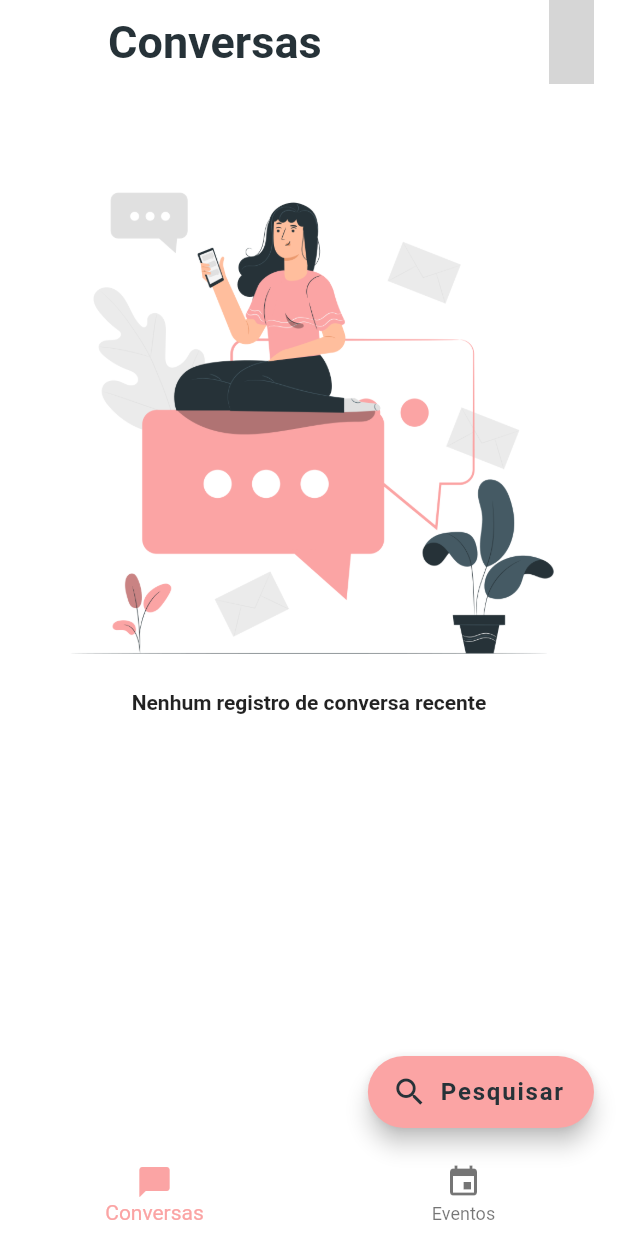
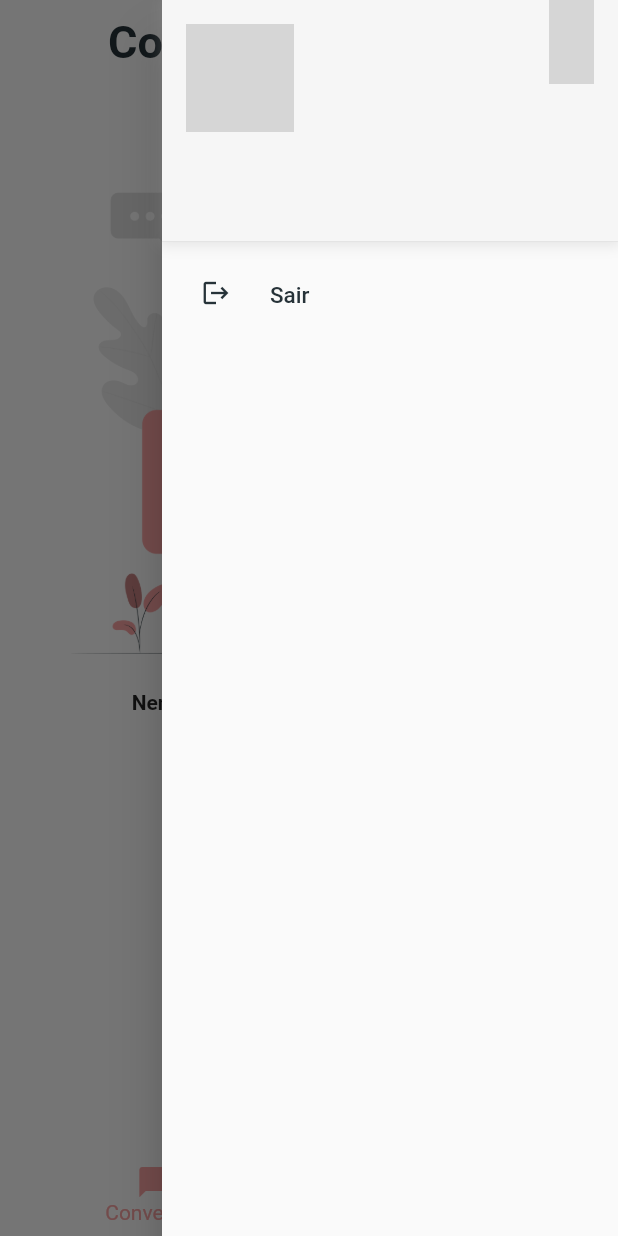
Before and after one commit to johnazedo/partytalk, a Flutter app: the HomeScreen screen opened by its route, with the side drawer open (before the commit the screen has no drawer), on a phone screen of 412 x 824 dp. Run offline on Flutter 3.47's test engine with Material 2 defaults, Android fonts, the phone set to English and light mode, and no system bars; our stand-ins replace cloud_firestore, firebase_auth, firebase_core, font_awesome_flutter, google_sign_in; accounts and stored records are empty; network calls fail; Roboto replaces fonts that are missing (Avenir); grey boxes are pictures that could not be loaded.

Commit message:
[#3] Cria menu com opção para deslogar do app

```diff
--- /dev/null
+++ b/lib/di/drawer_factory.dart
@@ -0,0 +1,15 @@
+import 'package:firebase_auth/firebase_auth.dart';
+import 'package:talk/data/repositories/auth_repo.dart';
+import 'package:talk/domain/usecases/firebase_auth.dart';
+import 'package:talk/domain/usecases/logout.dart';
+import 'package:talk/ui/components/drawer/drawer_viewmodel.dart';
+
+abstract class CustomDrawerViewModelFactory {
+  static CustomDrawerViewModel make() {
+    return CustomDrawerViewModel(
+      firebaseAuthUseCase:
+          FirebaseAuthUseCaseImpl(firebaseAuth: FirebaseAuth.instance),
+      logoutUseCase: LogoutUseCaseImpl(authRepository: AuthRepositoryImpl()),
+    );
+  }
+}
--- a/lib/main.dart
+++ b/lib/main.dart
@@ -2,6 +2,7 @@ import 'package:firebase_core/firebase_core.dart';
 import 'package:flutter/material.dart';
 import 'package:flutter/services.dart';
 import 'package:provider/provider.dart';
+import 'package:talk/di/drawer_factory.dart';
 import 'package:talk/ui/constants/colors.dart';
 import 'package:talk/ui/constants/strings.dart';
 import 'package:talk/di/events_factory.dart';
@@ -45,8 +46,9 @@ class MyApp extends StatelessWidget {
         ChangeNotifierProvider(create: (_) => EventsViewModelFactory.make()),
         ChangeNotifierProvider(create: (_) => MessageViewModelFactory.make()),
         ChangeNotifierProvider(create: (_) => MessageBottomBarViewModelFactory.make()),
-        ChangeNotifierProvider(create: (_) => EventParticipantsViewModelFactory.make())
-
+        ChangeNotifierProvider(create: (_) => EventParticipantsViewModelFactory.make()),
+        ChangeNotifierProvider(
+            create: (_) => CustomDrawerViewModelFactory.make()),
       ],
       child: MaterialApp(
           title: Strings.appName,
--- /dev/null
+++ b/lib/ui/components/drawer/drawer.dart
@@ -0,0 +1,71 @@
+import 'package:flutter/material.dart';
+import 'package:talk/ui/components/avatar/avatar.dart';
+import 'package:talk/ui/components/drawer/drawer_viewmodel.dart';
+import 'package:talk/ui/constants/colors.dart';
+import 'package:provider/src/provider.dart';
+import 'package:talk/ui/constants/styles.dart';
+
+class CustomDrawer extends StatelessWidget {
+  const CustomDrawer({Key? key}) : super(key: key);
+
+  navigateToNext(BuildContext context) async {
+    Navigator.of(context).popAndPushNamed("/");
+  }
+
+  @override
+  Widget build(BuildContext context) {
+    final vm = context.watch<CustomDrawerViewModel>();
+    return Drawer(
+      child: ListView(
+        padding: EdgeInsets.zero,
+        children: [
+          UserAccountsDrawerHeader(
+            accountName: ValueListenableBuilder(
+              valueListenable: vm.userDisplayName,
+              builder: (context, value, child) {
+                return Text(vm.userDisplayName.value,
+                    style: TextStyles.focusText);
+              },
+            ),
+            accountEmail: ValueListenableBuilder(
+              valueListenable: vm.userEmail,
+              builder: (context, value, child) {
+                return Text(
+                  vm.userEmail.value,
+                  style: TextStyles.drawerUserEmail,
+                );
+              },
+            ),
+            currentAccountPicture: const Avatar(),
+            decoration:
+                BoxDecoration(color: CustomColors.lightGray, boxShadow: [
+              BoxShadow(
+                color: Colors.grey.withOpacity(0.25),
+                spreadRadius: 2,
+                blurRadius: 7,
+              )
+            ]),
+          ),
+          ListTile(
+            leading: Container(
+              padding: const EdgeInsets.symmetric(horizontal: 10.0),
+              child: const Icon(
+                Icons.logout,
+                size: 20.0,
+                color: CustomColors.customBlack,
+              ),
+            ),
+            title: const Text(
+              "Sair",
+              style: TextStyles.drawerMenuItem,
+            ),
+            onTap: () async {
+              await vm.logout();
+              navigateToNext(context);
+            },
+          ),
+        ],
+      ),
+    );
+  }
+}
--- /dev/null
+++ b/lib/ui/components/drawer/drawer_viewmodel.dart
@@ -0,0 +1,30 @@
+import 'package:flutter/material.dart';
+import 'package:talk/domain/usecases/firebase_auth.dart';
+import 'package:talk/domain/usecases/logout.dart';
+
+class CustomDrawerViewModel extends ChangeNotifier {
+  final FirebaseAuthUseCase firebaseAuthUseCase;
+  final LogoutUseCase logoutUseCase;
+  CustomDrawerViewModel(
+      {required this.firebaseAuthUseCase, required this.logoutUseCase}) {
+    getUserDisplayName();
+    getUserEmail();
+  }
+
+  var userDisplayName = ValueNotifier<String>('');
+  var userEmail = ValueNotifier<String>('');
+
+  void getUserDisplayName() {
+    userDisplayName.value =
+        firebaseAuthUseCase.getDisplayName() ?? "Nome do usuário";
+  }
+
+  void getUserEmail() {
+    userEmail.value = firebaseAuthUseCase.getEmail() ?? "email@gmail.com";
+  }
+
+  Future<void> logout() async {
+    await logoutUseCase();
+    notifyListeners();
+  }
+}
--- a/lib/ui/components/silver_app_bar.dart
+++ b/lib/ui/components/silver_app_bar.dart
@@ -14,15 +14,22 @@ SliverAppBar getSliverAppBar(BuildContext context, {String? title}) {
       statusBarIconBrightness: Brightness.dark,
     ),
     backgroundColor: CustomColors.backgroundColor,
-    title: title != null ? Text(
-      title,
-      style: TextStyles.titleApp,
-    ) : Container(),
-    actions: const [
+    title: title != null
+        ? Text(
+            title,
+            style: TextStyles.titleApp,
+          )
+        : Container(),
+    actions: [
       Padding(
-        padding: EdgeInsets.symmetric(horizontal: Dimens.screenPadding),
-        child: Avatar(),
-      )
+        padding: const EdgeInsets.symmetric(horizontal: Dimens.screenPadding),
+        child: GestureDetector(
+          child: const Avatar(),
+          onTap: () {
+            Scaffold.of(context).openEndDrawer();
+          },
+        ),
+      ),
     ],
   );
 }
--- a/lib/ui/constants/colors.dart
+++ b/lib/ui/constants/colors.dart
@@ -7,6 +7,7 @@ class CustomColors {
   static const solidGray = Color(0xFFCECECE);
   static const accentGray = Color(0xFFF8F7FC);
   static const darkGrey = Color(0xFF5C656A);
+  static const lightGray = Color(0xFFF6F6F6);
   static const solidBlack = Color(0xFF000000);
   static const lightBlack = Color(0x99000000);
   static const customBlack = Color(0xFF263238);
--- a/lib/ui/constants/styles.dart
+++ b/lib/ui/constants/styles.dart
@@ -65,4 +65,13 @@ class TextStyles {
       fontWeight: FontWeight.bold,
       letterSpacing: 0.25,
       color: CustomColors.secondaryColor);
+
+  static const drawerUserEmail = TextStyle(
+    color: CustomColors.customBlack,
+  );
+
+  static const drawerMenuItem = TextStyle(
+    fontSize: 15.0,
+    color: CustomColors.customBlack,
+  );
 }
--- a/lib/ui/screens/home_screen.dart
+++ b/lib/ui/screens/home_screen.dart
@@ -1,4 +1,5 @@
 import 'package:flutter/material.dart';
+import 'package:talk/ui/components/drawer/drawer.dart';
 import 'package:talk/ui/components/fab.dart';
 import 'package:talk/ui/constants/colors.dart';
 import 'package:talk/ui/constants/strings.dart';
@@ -43,6 +44,8 @@ class _HomeScreenState extends State<HomeScreen> {
           ),
         ],
       ),
+      endDrawer: const CustomDrawer(),
+      endDrawerEnableOpenDragGesture: false,
     );
   }
 
```
